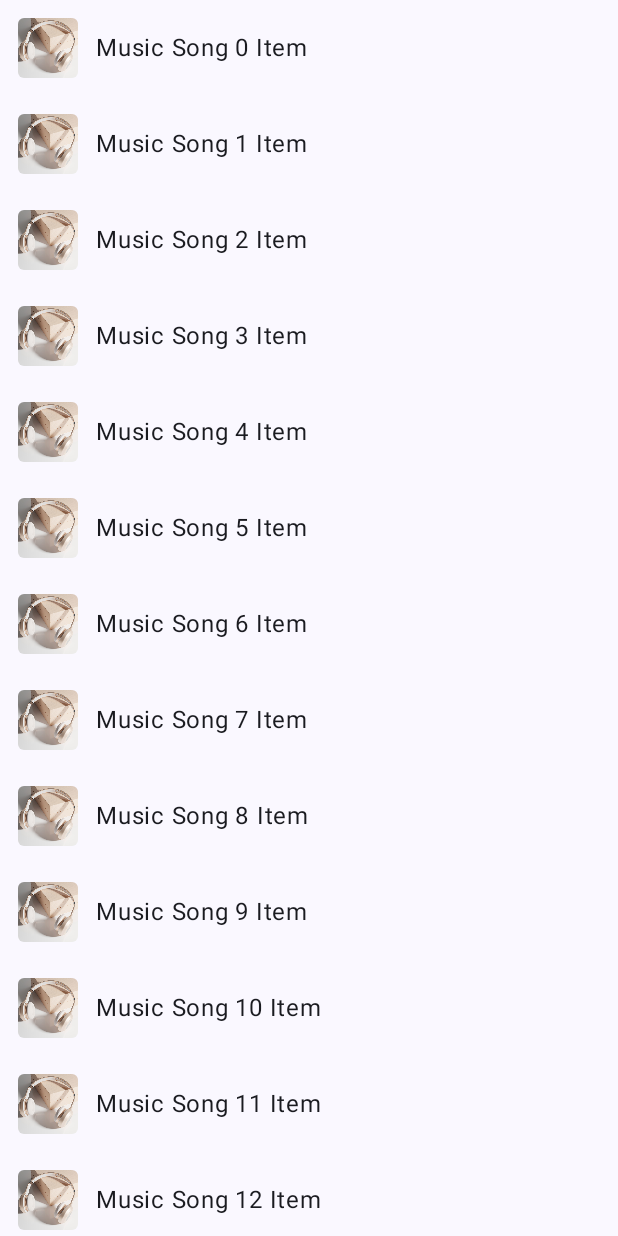
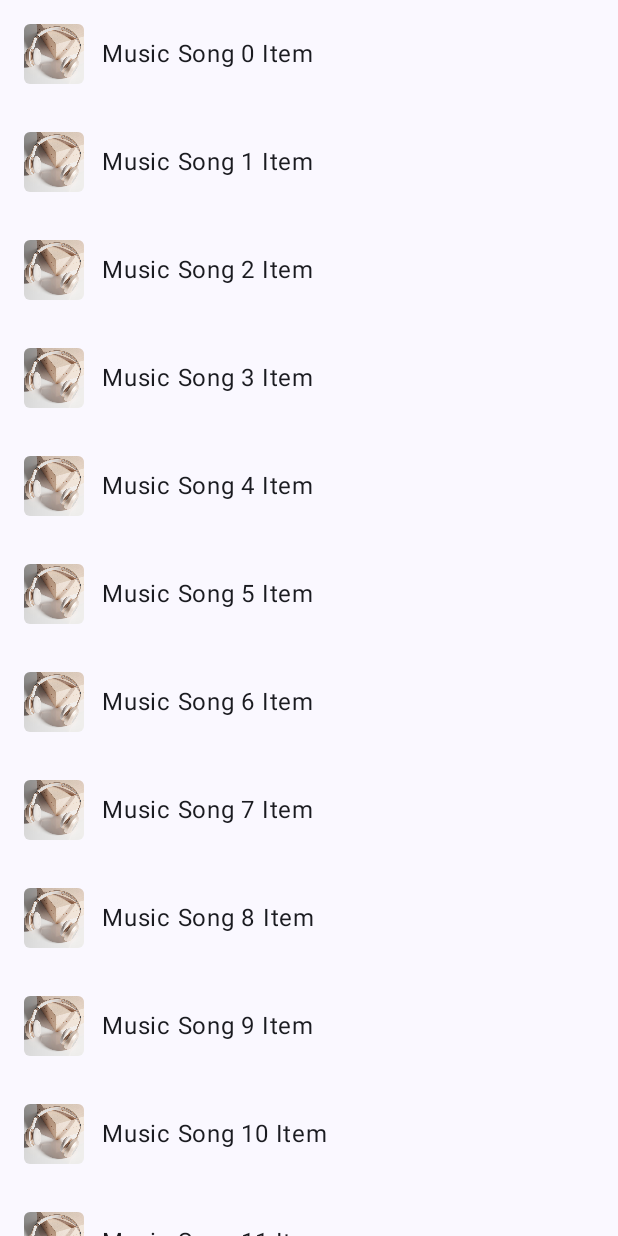
Before and after one commit to gaiuszzang/GroovinExpandableBox, an Android app built with Jetpack Compose: the composable MusicListScreen shown on its own in the app's theme, on a phone screen of 412 x 824 dp. Run offline under Robolectric (Android 15) with nearby library versions, the phone set to English and light mode, and no system bars; our stand-ins replace constraintlayout-compose.

```diff
--- a/expandablebox/src/main/java/io/groovin/expandablebox/ExpandableBoxState.kt
+++ b/expandablebox/src/main/java/io/groovin/expandablebox/ExpandableBoxState.kt
@@ -327,7 +327,7 @@ class ExpandableBoxSwipeProgress(
     }
 
     override fun toString(): String {
-        return "ExpandableBoxSwipeProgress(from=$from, to=$to, fraction=$fromToProgress)"
+        return "ExpandableBoxSwipeProgress(from=$from, to=$to, fromToProgress=$fromToProgress)"
     }
 }
 
--- a/sampleapp/src/main/java/io/groovin/expandablebox/sampleapp/music/MusicListScreen.kt
+++ b/sampleapp/src/main/java/io/groovin/expandablebox/sampleapp/music/MusicListScreen.kt
@@ -2,15 +2,13 @@ package io.groovin.expandablebox.sampleapp.music
 
 import androidx.compose.foundation.Image
 import androidx.compose.foundation.clickable
-import androidx.compose.foundation.layout.Column
+import androidx.compose.foundation.layout.PaddingValues
 import androidx.compose.foundation.layout.Row
-import androidx.compose.foundation.layout.fillMaxSize
 import androidx.compose.foundation.layout.fillMaxWidth
 import androidx.compose.foundation.layout.padding
 import androidx.compose.foundation.layout.size
-import androidx.compose.foundation.rememberScrollState
+import androidx.compose.foundation.lazy.LazyColumn
 import androidx.compose.foundation.shape.RoundedCornerShape
-import androidx.compose.foundation.verticalScroll
 import androidx.compose.material3.Text
 import androidx.compose.runtime.Composable
 import androidx.compose.ui.Alignment
@@ -26,18 +24,23 @@ import io.groovin.expandablebox.sampleapp.R
 
 @Composable
 fun MusicListScreen(
+    modifier: Modifier = Modifier,
+    contentPadding: PaddingValues = PaddingValues(),
     onItemClick: ((Int) -> Unit)? = null
 ) {
-    Column(
-        modifier = Modifier
-            .fillMaxSize()
-            .verticalScroll(rememberScrollState())
+    LazyColumn(
+        modifier = modifier,
+        contentPadding = contentPadding
     ) {
-        for (i in 0 .. 100) {
+        items(
+            count = 100,
+            key = { index -> "MusicSongItem$index" },
+            contentType = { _ -> "MusicSongItem" }
+        ) { index ->
             MusicListItem(
-                title = "Music Song $i Item",
+                title = "Music Song $index Item",
                 onClick = {
-                    onItemClick?.invoke(i)
+                    onItemClick?.invoke(index)
                 }
             )
         }
@@ -53,11 +56,11 @@ private fun MusicListItem(
     Row(
         modifier = Modifier
             .fillMaxWidth()
-            .padding(8.dp)
-            .clip(RoundedCornerShape(4.dp))
+            .clip(RoundedCornerShape(8.dp))
             .clickable {
                 onClick()
             }
+            .padding(12.dp)
     ) {
         Image(
             modifier = Modifier
```
Also changed, not shown: sampleapp/src/main/java/io/groovin/expandablebox/sampleapp/GroovinNavGraph.kt (+13 -20 lines), sampleapp/src/main/java/io/groovin/expandablebox/sampleapp/MainScreen.kt (+1 -8 lines), sampleapp/src/main/java/io/groovin/expandablebox/sampleapp/music/MusicBottomBar.kt (added, +64 -0 lines), sampleapp/src/main/java/io/groovin/expandablebox/sampleapp/music/MusicPlayerScreen.kt (+6 -7 lines), sampleapp/src/main/java/io/groovin/expandablebox/sampleapp/music/MusicSampleScreen.kt (+40 -9 lines), 1 other file.
